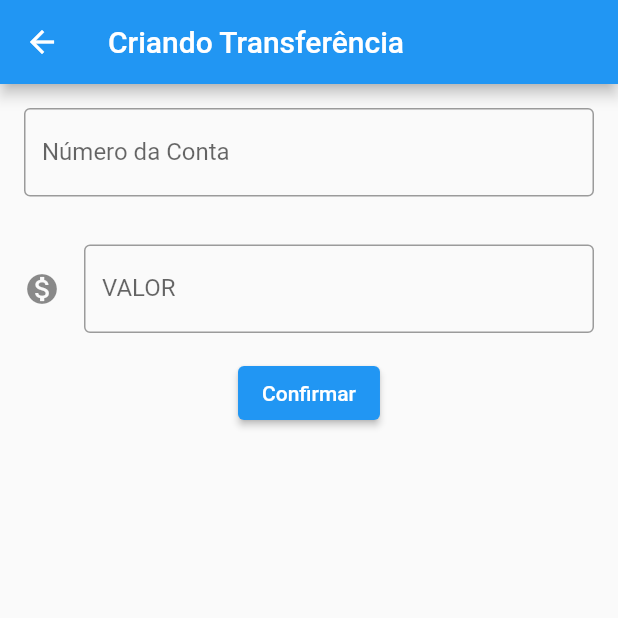
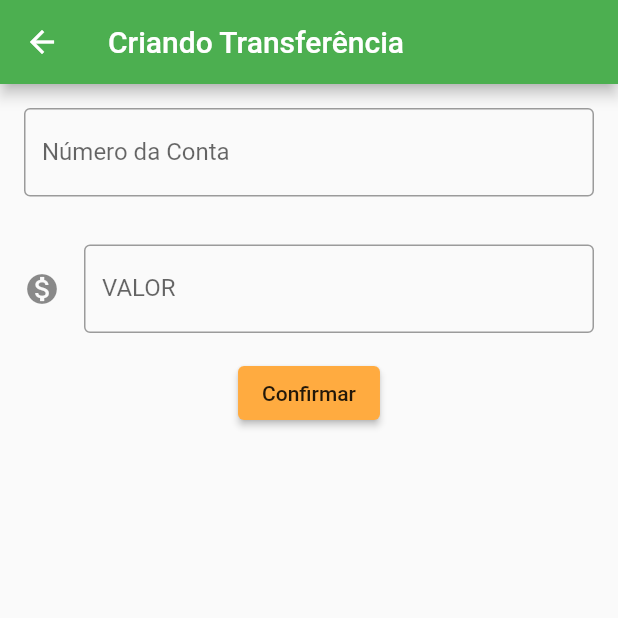
Before and after one commit to dnokaneda/flutter-bytebank, a Flutter app: the screen it shows after launch, after a tap on the "add" icon, on a phone screen of 412 x 824 dp, the top half of it. Run offline on Flutter 3.47's test engine with Material 2 defaults, Android fonts, the phone set to English and light mode, and no system bars.

Commit message:
Curso 01: Módulo 05

```diff
--- a/analysis_options.yaml
+++ b/analysis_options.yaml
@@ -22,6 +22,7 @@ linter:
   # `// ignore_for_file: name_of_lint` syntax on the line or in the file
   # producing the lint.
   rules:
+    prefer_const_constructors : false,
     # avoid_print: false  # Uncomment to disable the `avoid_print` rule
     # prefer_single_quotes: true  # Uncomment to enable the `prefer_single_quotes` rule
 
--- /dev/null
+++ b/lib/components/editor.dart
@@ -0,0 +1,33 @@
+import 'package:flutter/material.dart';
+
+class Editor extends StatelessWidget {
+  final TextEditingController controller;
+  final String label;
+  final String hint;
+  final bool? icon;
+
+  const Editor({
+    Key? key,
+    required this.controller,
+    required this.label,
+    required this.hint,
+    this.icon,
+  }) : super(key: key);
+
+  @override
+  Widget build(BuildContext context) {
+    return Padding(
+      padding: const EdgeInsets.all(16.0),
+      child: TextField(
+        controller: controller,
+        keyboardType: const TextInputType.numberWithOptions(),
+        decoration: InputDecoration(
+          icon: icon != null ? const Icon(Icons.monetization_on) : null,
+          border: const OutlineInputBorder(),
+          labelText: label,
+          hintText: hint,
+        ),
+      ),
+    );
+  }
+}
--- /dev/null
+++ b/lib/components/transferencia.dart
@@ -0,0 +1,14 @@
+class Transferencia {
+  final int? conta;
+  final double? valor;
+
+  const Transferencia({
+    this.conta,
+    this.valor,
+  });
+
+  @override
+  String toString() {
+    return 'Transferencia: { conta: $conta , valor: $valor}';
+  }
+}
--- a/lib/main.dart
+++ b/lib/main.dart
@@ -1,181 +1,29 @@
 import 'package:flutter/material.dart';
+import 'package:bytebank/screen/lista.dart';
 
 void main() {
-  runApp(const ByteBank());
+  runApp(ByteBank());
 }
 
 class ByteBank extends StatelessWidget {
-  const ByteBank({Key? key}) : super(key: key);
-
   @override
   Widget build(BuildContext context) {
-    return const MaterialApp(
+    return MaterialApp(
+      title: 'ByteBank',
+      theme: ThemeData(
+        elevatedButtonTheme: ElevatedButtonThemeData(
+          style: ElevatedButton.styleFrom(
+            primary: Colors.orangeAccent,
+            onPrimary: Colors.black87,
+          ),
+        ),
+        colorScheme: ColorScheme.fromSwatch(
+          primarySwatch: Colors.green,
+          accentColor: Colors.orangeAccent,
+        ),
+      ),
       home: ListaTransferencia(),
       debugShowCheckedModeBanner: false,
     );
   }
 }
-
-// FORMULÁRIO
-// ////////////////////////
-
-class Formulario extends StatefulWidget {
-  const Formulario({Key? key}) : super(key: key);
-
-  @override
-  State<Formulario> createState() => _FormularioState();
-}
-
-class _FormularioState extends State<Formulario> {
-  final TextEditingController _controllerConta = TextEditingController();
-  final TextEditingController _controllerValor = TextEditingController();
-
-  @override
-  Widget build(BuildContext context) {
-    return Scaffold(
-        appBar: AppBar(
-          title: const Text('Criando Transferência'),
-        ),
-        body: Column(
-          children: <Widget>[
-            // INPUT CONTA
-            Editor(
-              controller: _controllerConta,
-              label: 'Número da Conta',
-              hint: 'ex: 123456',
-            ),
-            // INPUT VALOR
-            Editor(
-              controller: _controllerValor,
-              label: 'VALOR',
-              hint: 'ex: 100.0',
-              icon: true,
-            ),
-            // BTN CONFIRMAR
-            ElevatedButton(
-              onPressed: () {
-                final int? conta = int.tryParse(_controllerConta.text);
-                final double? valor = double.tryParse(_controllerValor.text);
-
-                if (conta != null && valor != null) {
-                  final requisicao = Transferencia(conta: conta, valor: valor);
-                  // debugPrint('requisicao :::');
-                  // debugPrint('$requisicao');
-                  Navigator.pop(context, requisicao);
-                }
-              },
-              child: const Text('Confirmar'),
-            ),
-          ],
-        ));
-  }
-}
-
-class Editor extends StatelessWidget {
-  final TextEditingController controller;
-  final String label;
-  final String hint;
-  final bool? icon;
-
-  const Editor({
-    Key? key,
-    required this.controller,
-    required this.label,
-    required this.hint,
-    this.icon,
-  }) : super(key: key);
-
-  @override
-  Widget build(BuildContext context) {
-    return Padding(
-      padding: const EdgeInsets.all(16.0),
-      child: TextField(
-        controller: controller,
-        keyboardType: const TextInputType.numberWithOptions(),
-        decoration: InputDecoration(
-          icon: icon != null ? const Icon(Icons.monetization_on) : null,
-          border: const OutlineInputBorder(),
-          labelText: label,
-          hintText: hint,
-        ),
-      ),
-    );
-  }
-}
-
-// LISTA TRANSFERENCIA
-// ////////////////////////
-
-class ListaTransferencia extends StatefulWidget {
-  const ListaTransferencia({Key? key}) : super(key: key);
-
-  @override
-  State<ListaTransferencia> createState() => _ListaTransferencia();
-}
-
-class _ListaTransferencia extends State<ListaTransferencia> {
-  late List<Transferencia> transferencias = [];
-
-  @override
-  Widget build(BuildContext context) {
-    return Scaffold(
-      appBar: AppBar(
-        title: const Text('Transferências'),
-      ),
-      body: ListView.builder(
-        itemCount: transferencias.length,
-        itemBuilder: (BuildContext context, int index) {
-          return ItemTransferencia(transferencia: transferencias[index]);
-        },
-      ),
-      floatingActionButton: FloatingActionButton(
-        child: const Icon(Icons.add),
-        onPressed: () {
-          final Future future =
-              Navigator.push(context, MaterialPageRoute(builder: (context) {
-            return const Formulario();
-          }));
-          future.then((res) {
-            setState(() => transferencias.add(res));
-          });
-        },
-      ),
-    );
-  }
-}
-
-class ItemTransferencia extends StatelessWidget {
-  final Transferencia transferencia;
-
-  const ItemTransferencia({
-    Key? key,
-    required this.transferencia,
-  }) : super(key: key);
-
-  @override
-  Widget build(BuildContext context) {
-    return Card(
-      child: ListTile(
-        leading: const Icon(Icons.monetization_on),
-        title: Text(transferencia.valor.toString()),
-        subtitle: Text(transferencia.conta.toString()),
-        trailing: const Icon(Icons.more_vert),
-      ),
-    );
-  }
-}
-
-class Transferencia {
-  final int? conta;
-  final double? valor;
-
-  const Transferencia({
-    this.conta,
-    this.valor,
-  });
-
-  @override
-  String toString() {
-    return 'Transferencia: { conta: $conta , valor: $valor}';
-  }
-}
--- /dev/null
+++ b/lib/screen/formulario.dart
@@ -0,0 +1,53 @@
+import 'package:flutter/material.dart';
+import 'package:bytebank/components/editor.dart';
+import 'package:bytebank/components/transferencia.dart';
+
+class Formulario extends StatefulWidget {
+  final TextEditingController _controllerConta = TextEditingController();
+  final TextEditingController _controllerValor = TextEditingController();
+
+  @override
+  State<StatefulWidget> createState() => _FormularioState();
+}
+
+class _FormularioState extends State<Formulario> {
+  @override
+  Widget build(BuildContext context) {
+    return Scaffold(
+      appBar: AppBar(
+        title: Text('Criando Transferência'),
+      ),
+      body: SingleChildScrollView(
+        child: Column(children: <Widget>[
+          // INPUT CONTA
+          Editor(
+            controller: widget._controllerConta,
+            label: 'Número da Conta',
+            hint: 'ex: 123456',
+          ),
+          // INPUT VALOR
+          Editor(
+            controller: widget._controllerValor,
+            label: 'VALOR',
+            hint: 'ex: 100.0',
+            icon: true,
+          ),
+          // BTN CONFIRMAR
+          ElevatedButton(
+            onPressed: () {
+              final int? conta = int.tryParse(widget._controllerConta.text);
+              final double? valor =
+                  double.tryParse(widget._controllerValor.text);
+
+              if (conta != null && valor != null) {
+                final requisicao = Transferencia(conta: conta, valor: valor);
+                Navigator.pop(context, requisicao);
+              }
+            },
+            child: Text('Confirmar'),
+          ),
+        ]),
+      ),
+    );
+  }
+}
--- /dev/null
+++ b/lib/screen/lista.dart
@@ -0,0 +1,46 @@
+import 'package:flutter/material.dart';
+import 'package:bytebank/components/itemTransferencia.dart';
+import 'package:bytebank/components/transferencia.dart';
+import 'package:bytebank/screen/formulario.dart';
+
+class ListaTransferencia extends StatefulWidget {
+  final List<Transferencia> transferencias = [];
+
+  @override
+  State<StatefulWidget> createState() => _ListaTransferencia();
+}
+
+class _ListaTransferencia extends State<ListaTransferencia> {
+  @override
+  Widget build(BuildContext context) {
+    return Scaffold(
+      appBar: AppBar(
+        title: Text('Lista de Transferências'),
+      ),
+      body: ListView.builder(
+        itemCount: widget.transferencias.length,
+        itemBuilder: (BuildContext context, int index) {
+          return ItemTransferencia(transferencia: widget.transferencias[index]);
+        },
+      ),
+      floatingActionButton: FloatingActionButton(
+        child: Icon(Icons.add),
+        onPressed: () {
+          final Future future =
+              Navigator.push(context, MaterialPageRoute(builder: (context) {
+            return Formulario();
+          }));
+          future.then((res) {
+            // TESTE DELAY
+            // Future.delayed(Duration(seconds: 1), () {
+            //   if (res != null) { setState(() => widget.transferencias.add(res)); }
+            // });
+            if (res != null) {
+              setState(() => widget.transferencias.add(res));
+            }
+          });
+        },
+      ),
+    );
+  }
+}
```
Also changed, not shown: lib/components/itemTransferencia.dart (added, +23 -0 lines).
